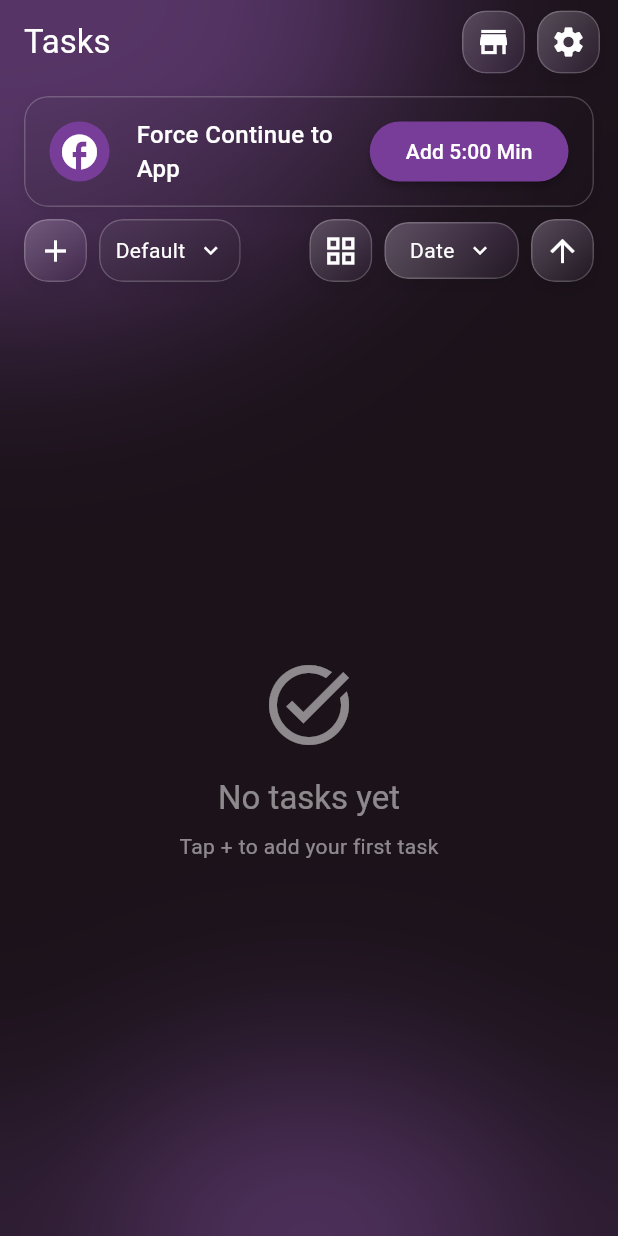
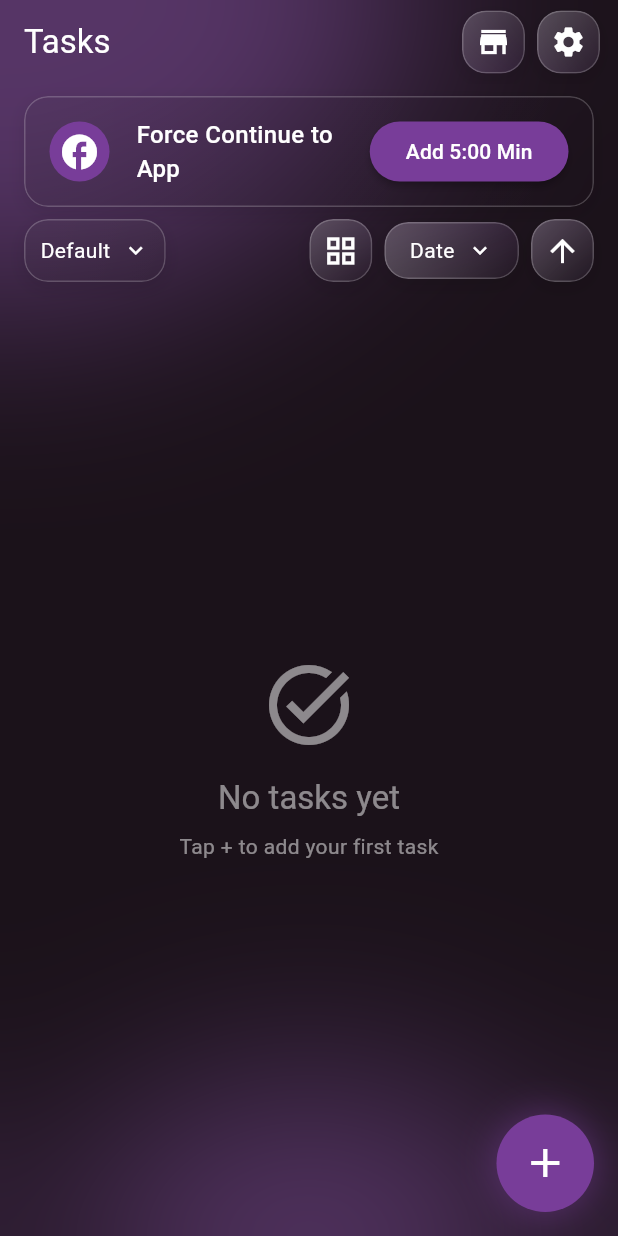
Before and after one commit to ulab-design-project/must-stay-focused, a Flutter app: the screen it shows after launch, on a phone screen of 412 x 824 dp. Run offline on Flutter 3.47's test engine with Material 3 defaults, Android fonts, the phone set to English and light mode, and no system bars; our stand-ins replace isar, supabase_flutter; accounts and stored records are empty; generated files the repository leaves out were written again.

Commit message:
Add Button

```diff
--- a/lib/pages/home/tasks.dart
+++ b/lib/pages/home/tasks.dart
@@ -123,7 +123,33 @@ class _TasksPageState extends State<TasksPage> {
       return const Center(child: CircularProgressIndicator());
     }
 
-    return Column(
+    return Scaffold(
+      backgroundColor: Colors.transparent,
+      floatingActionButton: Container(
+        width: 65,
+        height: 65,
+        decoration: BoxDecoration(
+          shape: BoxShape.circle,
+          boxShadow: [
+            BoxShadow(
+              color: Theme.of(
+                context,
+              ).colorScheme.primary.withValues(alpha: 0.5),
+              blurRadius: 20,
+              spreadRadius: 2,
+            ),
+          ],
+        ),
+        child: FloatingActionButton(
+          onPressed: _openAddTask,
+          backgroundColor: Theme.of(context).colorScheme.primary,
+          foregroundColor: Colors.white,
+          elevation: 0,
+          shape: const CircleBorder(),
+          child: const Icon(Icons.add, size: 32),
+        ),
+      ),
+      body: Column(
         children: [
           // Focus mode widget
           Padding(
@@ -148,9 +174,14 @@ class _TasksPageState extends State<TasksPage> {
                     sigmaY: themeController.glassBlur,
                   ),
                   child: Container(
-                  padding: const EdgeInsets.symmetric(horizontal: 16, vertical: 12),
+                    padding: const EdgeInsets.symmetric(
+                      horizontal: 16,
+                      vertical: 12,
+                    ),
                     decoration: BoxDecoration(
-                    color: Theme.of(context).colorScheme.surface.withValues(alpha: themeController.glassOpacity),
+                      color: Theme.of(context).colorScheme.surface.withValues(
+                        alpha: themeController.glassOpacity,
+                      ),
                       borderRadius: BorderRadius.circular(16),
                       border: Border.all(
                         color: Colors.white.withValues(alpha: 0.2),
@@ -174,7 +205,11 @@ class _TasksPageState extends State<TasksPage> {
                             color: Theme.of(context).colorScheme.primary,
                             shape: BoxShape.circle,
                           ),
-                        child: const Icon(Icons.facebook, color: Colors.white, size: 28),
+                          child: const Icon(
+                            Icons.facebook,
+                            color: Colors.white,
+                            size: 28,
+                          ),
                         ),
                         const SizedBox(width: 18),
                         const Expanded(
@@ -189,7 +224,9 @@ class _TasksPageState extends State<TasksPage> {
                         ElevatedButton(
                           onPressed: () {},
                           style: ElevatedButton.styleFrom(
-                          backgroundColor: Theme.of(context).colorScheme.primary,
+                            backgroundColor: Theme.of(
+                              context,
+                            ).colorScheme.primary,
                             foregroundColor: Colors.white,
                             shape: RoundedRectangleBorder(
                               borderRadius: BorderRadius.circular(20),
@@ -210,14 +247,7 @@ class _TasksPageState extends State<TasksPage> {
             padding: const EdgeInsets.symmetric(horizontal: 16.0),
             child: Row(
               spacing: 8,
-            // runSpacing: 8,
-            // crossAxisAlignment: WrapCrossAlignment.center,
               children: [
-              GlassElevatedButton(
-                onPressed: _openAddTask,
-                isPrimary: true,
-                icon: const Icon(Icons.add),
-              ),
                 // Task list selector with archived button
                 TaskListSelector(
                   selectedList: _showArchived ? null : _selectedList,
@@ -272,13 +302,14 @@ class _TasksPageState extends State<TasksPage> {
                     // Sort direction toggle
                     GlassElevatedButton(
                       icon: Icon(
-                      _isAscending ? Icons.arrow_upward : Icons.arrow_downward,
+                        _isAscending
+                            ? Icons.arrow_upward
+                            : Icons.arrow_downward,
                       ),
                       onPressed: () {
                         setState(() => _isAscending = !_isAscending);
                         _loadTasks();
                       },
-                    // tooltip: _isAscending ? 'Ascending' : 'Descending',
                     ),
                   ],
                 ),
@@ -296,6 +327,7 @@ class _TasksPageState extends State<TasksPage> {
             ),
           ),
         ],
+      ),
     );
   }
 }
```
Also changed, not shown: 2 other files. Lines whose indentation alone changed are shown as unchanged.
